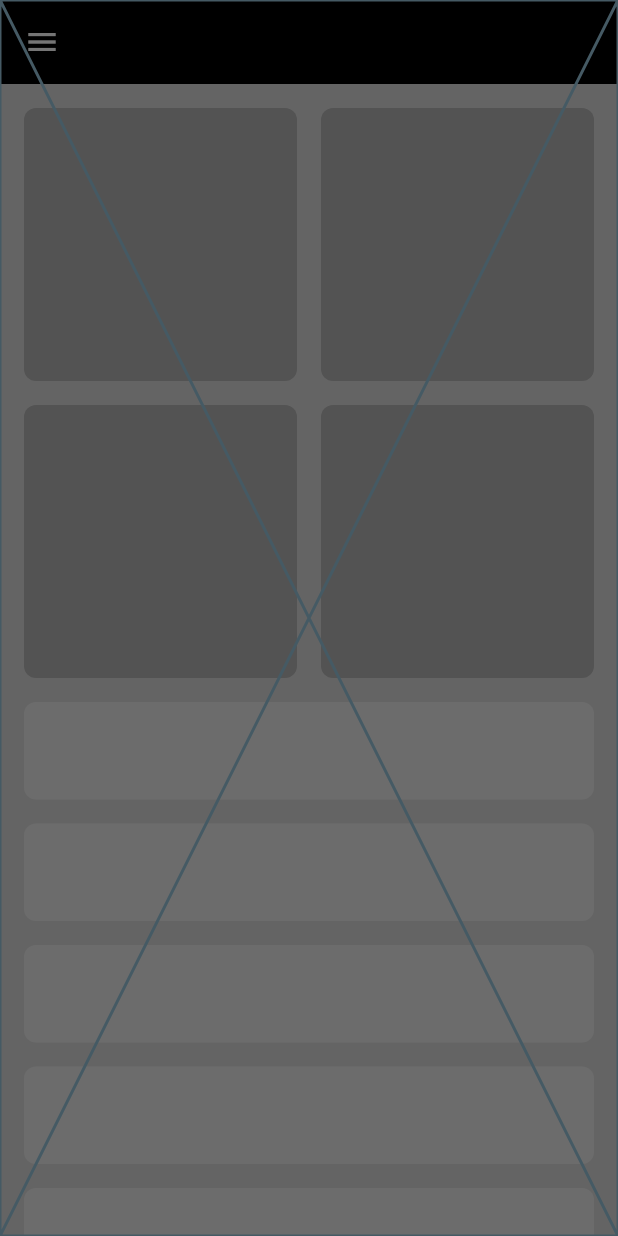
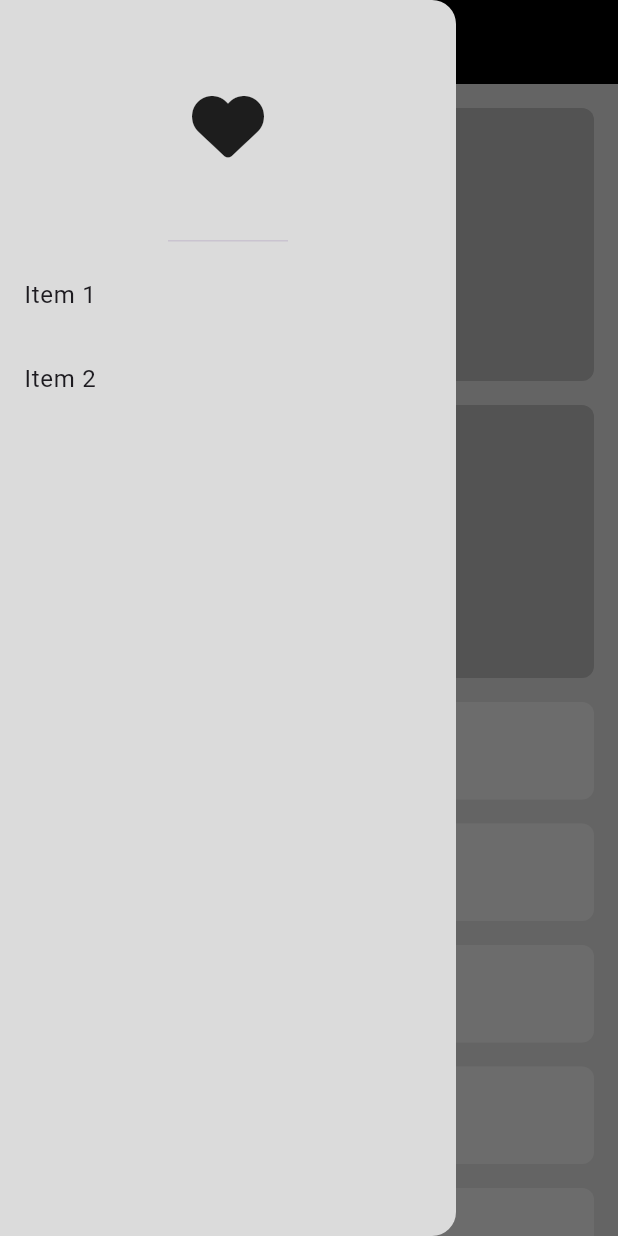
Before and after one commit to reda2032/responsive_dash_board_pro, a Flutter app: the screen it shows after launch, with the side drawer open, on a phone screen of 412 x 824 dp. Run offline on Flutter 3.47's test engine with Material 3 defaults, Android fonts, the phone set to English and light mode, and no system bars; our stand-ins replace font_awesome_flutter.

Commit message:
Drawer Header

```diff
--- a/lib/theory_to_practice/views/widgets/custom_drawer.dart
+++ b/lib/theory_to_practice/views/widgets/custom_drawer.dart
@@ -1,10 +1,29 @@
 import 'package:flutter/material.dart';
+import 'package:font_awesome_flutter/font_awesome_flutter.dart';
 
 class CustomDrawer extends StatelessWidget {
   const CustomDrawer({super.key});
 
   @override
   Widget build(BuildContext context) {
-    return const Placeholder();
+    return const Drawer(
+      backgroundColor: Color(0xffDBDBDB),
+      child: Column(
+        children: [
+          DrawerHeader(
+            child: Icon(
+              FontAwesomeIcons.solidHeart,
+              size: 48,
+            ),
+          ),
+          ListTile(
+            title: Text('Item 1'),
+          ),
+          ListTile(
+            title: Text('Item 2'),
+          ),
+        ],
+      ),
+    );
   }
 }
--- a/pubspec.yaml
+++ b/pubspec.yaml
@@ -35,6 +35,7 @@ dependencies:
   # The following adds the Cupertino Icons font to your application.
   # Use with the CupertinoIcons class for iOS style icons.
   cupertino_icons: ^1.0.6
+  font_awesome_flutter: ^10.7.0
 
 dev_dependencies:
   flutter_test:
```
Also changed, not shown: pubspec.lock.
